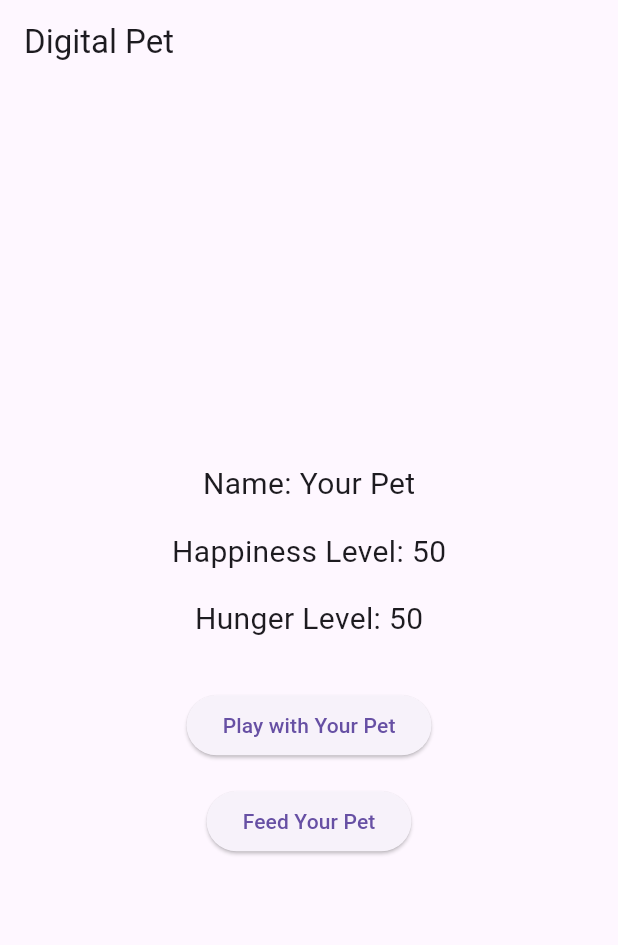
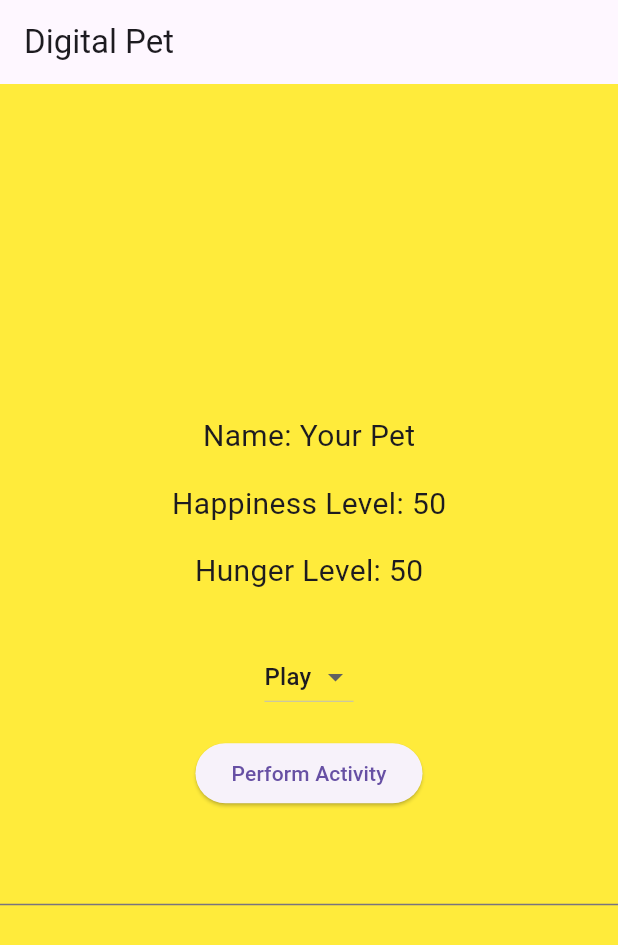
Before and after one commit to fheise1/In-Classwork5--MAD-, a Flutter app: the screen it shows after launch, on a phone screen of 412 x 824 dp. Shown: the top 945 px of the screen. Run offline on Flutter 3.47's test engine with Material 3 defaults, Android fonts, the phone set to English and light mode, and no system bars.

Commit message:
added dropdown activity

```diff
--- a/lib/main.dart
+++ b/lib/main.dart
@@ -18,12 +18,14 @@
   String petName = "Your Pet";
   int happinessLevel = 50;
   int hungerLevel = 50;
+  String moodLevel = "Neutral";
+  String selectedActivity = "Play";
 
   // Timer to update the pet's hunger and happiness levels
   Timer? timer;
   Timer? winTimer;
   bool isWinning = false;
-  int winDuration = 160; // 3 minutes in seconds
+  int winDuration = 180; // 3 minutes in seconds
 
   @override
   void initState() {
@@ -44,6 +46,8 @@
     setState(() {
       happinessLevel = (happinessLevel + 10).clamp(0, 100);
       _updateHunger();
+      _updateMood();
+      _checkWinCondition();
     });
   }
 
@@ -54,6 +58,15 @@
       _updateHappiness();
       _checkWinCondition();
     });
+  }
+
+  // Function to perform the selected activity
+  void _performActivity() {
+    if (selectedActivity == "Play") {
+      _playWithPet();
+    } else if (selectedActivity == "Feed") {
+      _feedPet();
+    }
   }
 
   // Update happiness based on hunger level
@@ -97,7 +110,7 @@
     }
   }
 
-// function to display a dialog when the win condition is met
+  // Function to handle winning the game
   void _winGame() {
     if (isWinning) {
       showDialog(
@@ -121,12 +134,31 @@
     }
   }
 
+  void _updateMood() {
+    if (happinessLevel < 30) {
+      moodLevel = "Unhappy";
+    } else if (happinessLevel < 70) {
+      moodLevel = "Neutral";
+    } else {
+      moodLevel = "Happy";
+    }
+  }
+
+  void _onChanged(String value) {
+    setState(() => petName = value);
+  }
+
   @override
   Widget build(BuildContext context) {
     return Scaffold(
       appBar: AppBar(
         title: Text('Digital Pet'),
       ),
+      backgroundColor: happinessLevel < 30
+          ? Colors.red
+          : happinessLevel < 70
+              ? Colors.yellow
+              : Colors.green,
       body: Center(
         child: Column(
           mainAxisAlignment: MainAxisAlignment.center,
@@ -146,14 +178,30 @@
               style: TextStyle(fontSize: 20.0),
             ),
             SizedBox(height: 32.0),
-            ElevatedButton(
-              onPressed: _playWithPet,
-              child: Text('Play with Your Pet'),
+            DropdownButton<String>(
+              value: selectedActivity,
+              onChanged: (String? newValue) {
+                setState(() {
+                  selectedActivity = newValue!;
+                });
+              },
+              items: <String>['Play', 'Feed']
+                  .map<DropdownMenuItem<String>>((String value) {
+                return DropdownMenuItem<String>(
+                  value: value,
+                  child: Text(value),
+                );
+              }).toList(),
             ),
             SizedBox(height: 16.0),
             ElevatedButton(
-              onPressed: _feedPet,
-              child: Text('Feed Your Pet'),
+              onPressed: _performActivity,
+              child: Text('Perform Activity'),
+            ),
+            SizedBox(height: 16.0),
+            TextField(
+              keyboardType: TextInputType.text,
+              onChanged: _onChanged,
             ),
           ],
         ),
```
